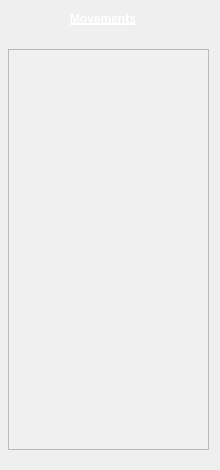
Qt form Summary.ui (MoisesEnrique/ChessGame) before a commit.
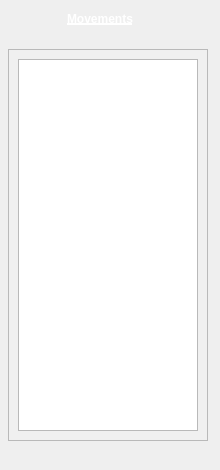
The same form after that commit.

What changed in the file:
```diff
--- a/Summary.ui
+++ b/Summary.ui
@@ -18,8 +18,8 @@
     <rect>
      <x>8</x>
      <y>49</y>
-     <width>201</width>
-     <height>401</height>
+     <width>200</width>
+     <height>392</height>
     </rect>
    </property>
    <property name="palette">
@@ -97,18 +97,23 @@
      <rect>
       <x>0</x>
       <y>0</y>
-      <width>199</width>
-      <height>399</height>
+      <width>198</width>
+      <height>390</height>
      </rect>
     </property>
+    <layout class="QGridLayout" name="gridLayout">
+     <item row="0" column="0">
+      <widget class="QTableWidget" name="logTable"/>
+     </item>
+    </layout>
    </widget>
   </widget>
   <widget class="QLabel" name="label">
    <property name="geometry">
     <rect>
-     <x>70</x>
+     <x>67</x>
      <y>10</y>
-     <width>80</width>
+     <width>91</width>
      <height>17</height>
     </rect>
    </property>
```
Left out of the diff: 2 changed lines with no effect on the pictures.
